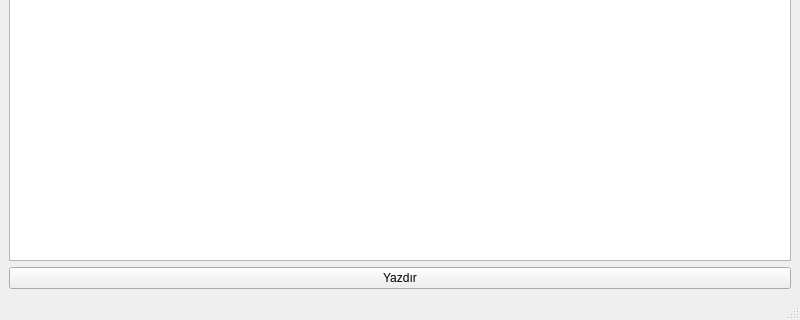
This is ui/yazdir.ui in k0laa/Soru_Bankasi_PyQT5 as Qt 5 draws it before an edit; both pictures show x 0 to 800 and y 280 to 600 of the 800 by 600 pixel window. The edited form follows.
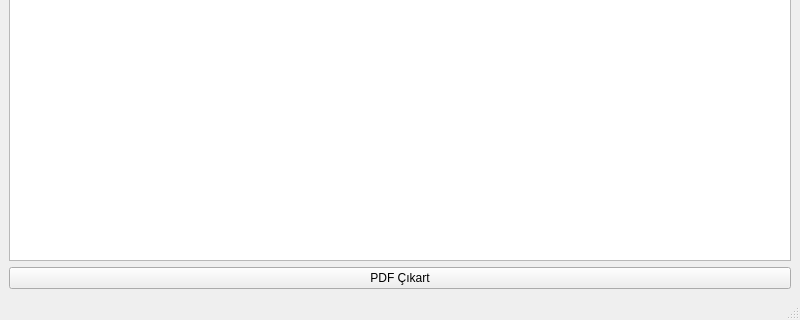
This is the edited form.

Commit message: PDF çıktı alma penceresi eklendi.

The edit to the form file:
```diff
--- a/ui/yazdir.ui
+++ b/ui/yazdir.ui
@@ -21,7 +21,7 @@
     <item>
      <widget class="QPushButton" name="pushButton">
       <property name="text">
-       <string>Yazdır</string>
+       <string>PDF Çıkart</string>
       </property>
      </widget>
     </item>
```
